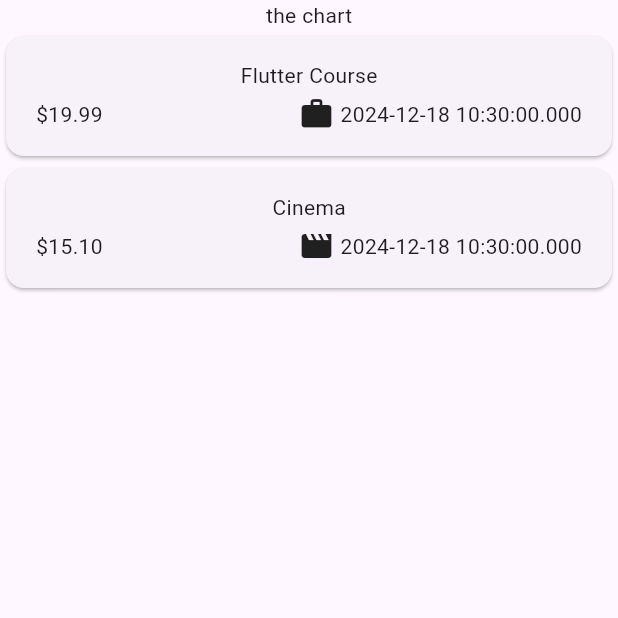
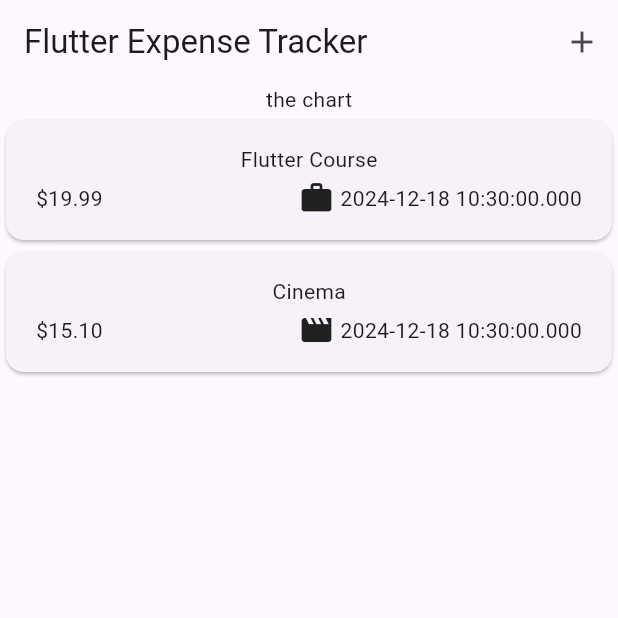
Before and after one commit to Ali-Rhayem/Expense_Tracker, a Flutter app: the screen it shows after launch, on a phone screen of 412 x 824 dp, the top half of it. Run offline on Flutter 3.47's test engine with Material 3 defaults, Android fonts, the phone set to English and light mode, and no system bars.

Commit message:
Add Material3 theme and AppBar to Expenses widget

```diff
--- a/lib/main.dart
+++ b/lib/main.dart
@@ -3,8 +3,9 @@ import 'package:expense_tracker/widgets/expenses.dart';
 
 void main() {
   runApp(
-    const MaterialApp(
-      home: Expenses(),
+    MaterialApp(
+      theme: ThemeData(useMaterial3: true),
+      home: const Expenses(),
     ),
   );
 }
--- a/lib/widgets/expenses.dart
+++ b/lib/widgets/expenses.dart
@@ -29,9 +29,14 @@ class _ExpensesState extends State<Expenses> {
   @override
   Widget build(BuildContext context) {
     return Scaffold(
+      appBar: AppBar(
+        title: const Text("Flutter Expense Tracker"),
+        actions: [
+          IconButton(onPressed: (){}, icon: const Icon(Icons.add) )
+        ],
+      ),
       body: Column(
         children: [
-          //
           const Text('the chart'),
           Expanded(
             child: ExpensesList(expenses: _registeredExpenses),
```
